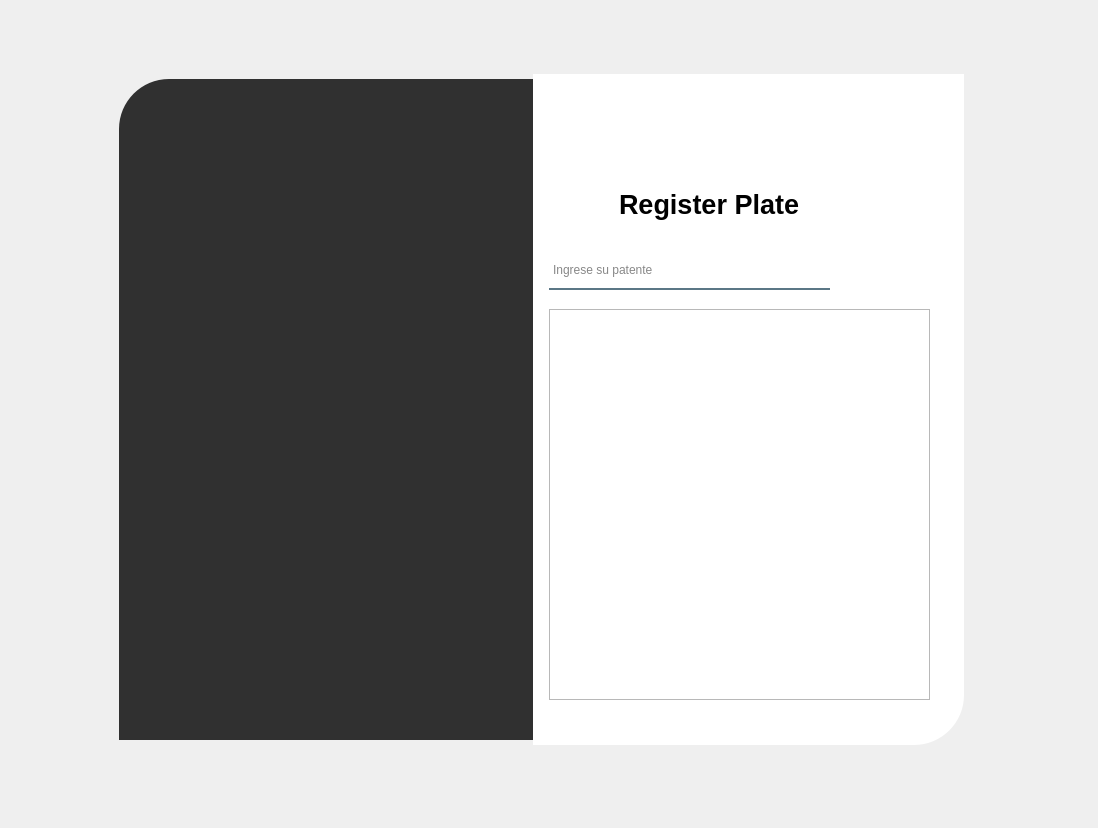
The window that GoldenAi/mockupRegistrarPatente.ui (Matias-Egana/GoldenAI) describes before a commit, drawn with Qt 5.
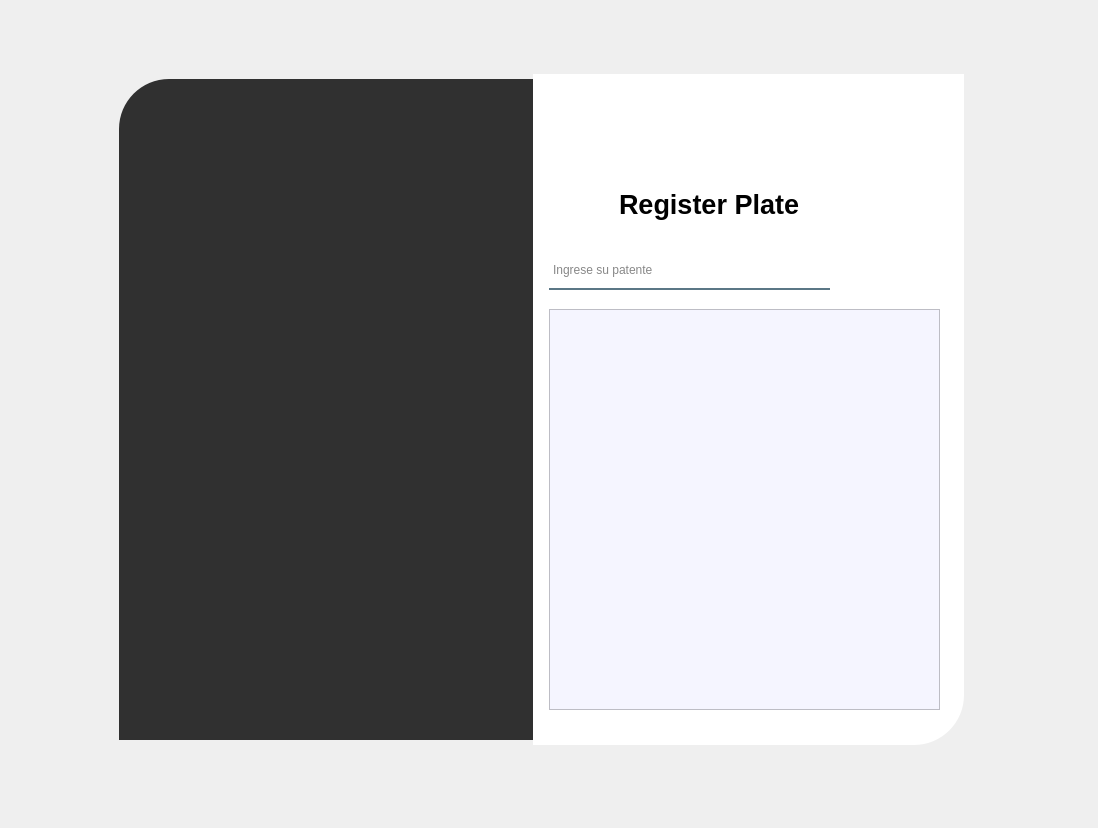
The same window after the commit. Icons and pictures are not drawn.

Patch:
```diff
--- a/GoldenAi/mockupRegistrarPatente.ui
+++ b/GoldenAi/mockupRegistrarPatente.ui
@@ -187,45 +187,6 @@
       </size>
      </property>
     </widget>
-    <widget class="QScrollArea" name="scrollArea">
-     <property name="geometry">
-      <rect>
-       <x>510</x>
-       <y>270</y>
-       <width>381</width>
-       <height>391</height>
-      </rect>
-     </property>
-     <property name="widgetResizable">
-      <bool>true</bool>
-     </property>
-     <widget class="QWidget" name="scrollAreaWidgetContents">
-      <property name="geometry">
-       <rect>
-        <x>0</x>
-        <y>0</y>
-        <width>379</width>
-        <height>389</height>
-       </rect>
-      </property>
-      <widget class="QLabel" name="MostrarPatentes">
-       <property name="geometry">
-        <rect>
-         <x>0</x>
-         <y>0</y>
-         <width>381</width>
-         <height>391</height>
-        </rect>
-       </property>
-       <property name="styleSheet">
-        <string notr="true">background-color:white;</string>
-       </property>
-       <property name="text">
-        <string/>
-       </property>
-      </widget>
-     </widget>
-    </widget>
     <widget class="QPushButton" name="bAtras">
      <property name="geometry">
       <rect>
@@ -292,6 +253,34 @@
        <normaloff>:/image/background/close.png</normaloff>:/image/background/close.png</iconset>
      </property>
     </widget>
+    <widget class="QTableWidget" name="tableWidget">
+     <property name="geometry">
+      <rect>
+       <x>510</x>
+       <y>270</y>
+       <width>391</width>
+       <height>401</height>
+      </rect>
+     </property>
+     <property name="styleSheet">
+      <string notr="true">             QTableWidget {
+                background-color: rgba(245, 245, 255, 255); /* Morado muy claro */
+                color: black;
+                gridline-color: rgba(200, 200, 200, 255);
+                font-size: 14px;
+            }
+            QHeaderView::section {
+                background-color: rgba(220, 220, 255, 255); /* Morado claro */
+                color: black;
+                font-weight: bold;
+                border: 1px solid rgba(200, 200, 200, 255);
+            }
+            QTableWidget::item:selected {
+                background-color: rgba(235, 235, 255, 255); /* Morado muy claro */
+                color: black;
+            }</string>
+     </property>
+    </widget>
    </widget>
   </widget>
  </widget>
```
